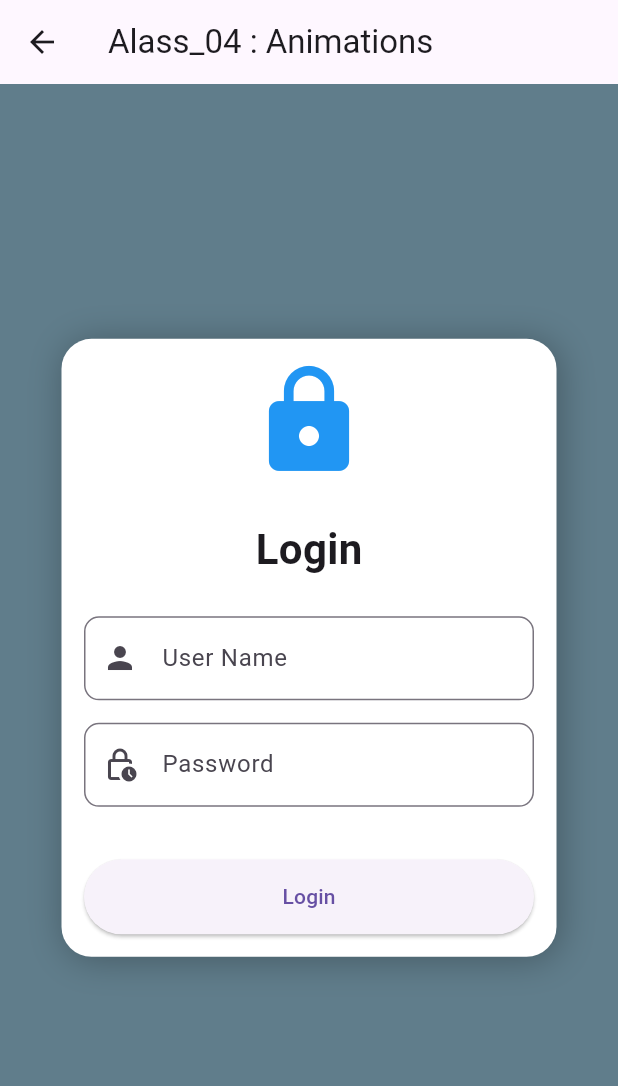
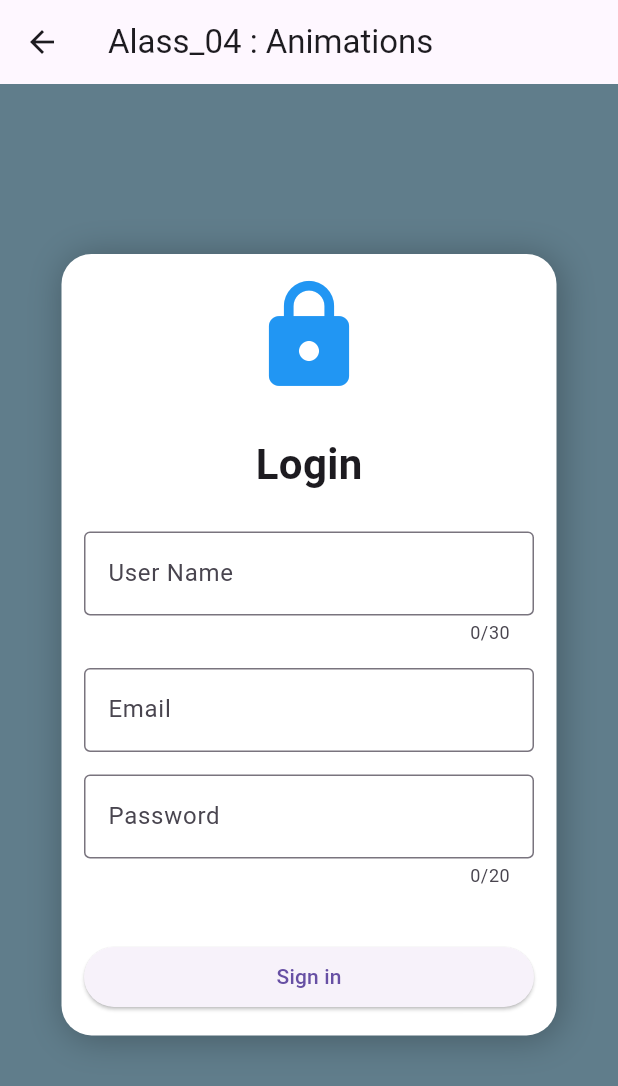
Before and after one commit to Yaman-V/learn-flutter, a Flutter app: the Class04 screen opened directly, on a phone screen of 412 x 824 dp. Shown: the top 1086 px of the screen. Run offline on Flutter 3.47's test engine with Material 3 defaults, Android fonts, the light colour scheme and no system bars; our stand-ins replace google_fonts.

Commit message:
feat(Class04): add form fields for user input and validation

```diff
--- a/Learning-Flutter/learning_flutter_app/lib/main.dart
+++ b/Learning-Flutter/learning_flutter_app/lib/main.dart
@@ -1,7 +1,11 @@
 import 'package:flutter/material.dart';
+import 'package:flutter/services.dart';
+
 import 'screens/home_screen.dart';
 
-void main() {
+void main() async {
+  WidgetsFlutterBinding.ensureInitialized();
+  await SystemChrome.setPreferredOrientations([DeviceOrientation.portraitUp]);
   runApp(const MyApp());
 }
 
--- a/Learning-Flutter/learning_flutter_app/lib/screens/topics/classes/class_04.dart
+++ b/Learning-Flutter/learning_flutter_app/lib/screens/topics/classes/class_04.dart
@@ -46,12 +46,109 @@ class _Class04State extends State<Class04> with SingleTickerProviderStateMixin {
     super.dispose();
   }
 
+  final _formKey = GlobalKey<FormState>();
+  String userName = '';
+  String userEmail = '';
+  String userPassword = '';
+
+  Widget buildUserNameField() {
+    return TextFormField(
+      decoration: InputDecoration(
+        border: OutlineInputBorder(),
+        labelText: 'User Name',
+      ),
+      maxLength: 30,
+      validator: (value) {
+        if (value!.isEmpty) {
+          return 'Enter user name';
+        }
+        if (value!.length <= 5) {
+          return 'User name so short (should be 4 char or more)';
+        }
+        return null;
+      },
+      onSaved: (newValue) => setState(() {
+        userName = newValue!;
+      }),
+    );
+  }
+
+  Widget buildUserEmailField() {
+    return TextFormField(
+      decoration: InputDecoration(
+        border: OutlineInputBorder(),
+        labelText: 'Email',
+      ),
+      validator: (value) {
+        final pattern = r'(^[a-zA-Z0-9_.+-]+@[a-zA-Z0-9-]+\.[a-zA-Z0-9-.]+$)';
+        final regExp = RegExp(pattern);
+        if (value!.isEmpty) {
+          return 'Enter an email';
+        } else if (!regExp.hasMatch(value)) {
+          return 'Enter a valid email';
+        } else {
+          return null;
+        }
+      },
+      onSaved: (newValue) => setState(() {
+        userEmail = newValue!;
+      }),
+    );
+  }
+
+  Widget buildUserPasswordField() {
+    return TextFormField(
+      decoration: InputDecoration(
+        border: OutlineInputBorder(),
+        labelText: 'Password',
+      ),
+      maxLength: 20,
+      obscureText: true,
+      validator: (value) {
+        if (value == null || value.isEmpty) return 'Enter a password';
+        // Minimum 8 chars, at least one uppercase, one lowercase, one number and one special char
+        final pattern =
+            r'^(?=.*[a-z])(?=.*[A-Z])(?=.*\d)(?=.*[^A-Za-z0-9]).{8,}$';
+        final regExp = RegExp(pattern);
+        if (!regExp.hasMatch(value)) {
+          return 'Password must be 8+ chars, include upper, lower, number & special char';
+        }
+        return null;
+      },
+      onSaved: (newValue) => setState(() {
+        userPassword = newValue!;
+      }),
+    );
+  }
+
+  Widget buildSubmitButton() => SizedBox(
+    // Contain the btn with SizeBox becuase we want to change the width and it does not have it.
+    width: double.infinity,
+
+    child: ElevatedButton(
+      child: Text('Sign in'),
+      onPressed: () {
+        final isSignInValid = _formKey.currentState!.validate();
+        if (isSignInValid) {
+          _formKey.currentState!.save();
+
+          ScaffoldMessenger.of(context).showSnackBar(
+            SnackBar(content: Text('All Doe'), duration: Duration(seconds: 20)),
+          );
+        }
+      },
+    ),
+  );
+
   @override
   Widget build(BuildContext context) {
     return Scaffold(
       backgroundColor: Colors.blueGrey,
       appBar: AppBar(title: const Text('Alass_04 : Animations')),
       body: Center(
+        child: Form(
+          key: _formKey,
+
           child: SlideTransition(
             position: animation,
             child: Container(
@@ -77,44 +174,28 @@ class _Class04State extends State<Class04> with SingleTickerProviderStateMixin {
                   children: [
                     Icon(Icons.lock, size: 80, color: Colors.blue),
                     SizedBox(height: 25),
+
                     Text(
                       'Login',
-                    style: TextStyle(fontSize: 28, fontWeight: FontWeight.bold),
+                      style: TextStyle(
+                        fontSize: 28,
+                        fontWeight: FontWeight.bold,
+                      ),
                     ),
                     SizedBox(height: 25),
-                  TextField(
-                    decoration: InputDecoration(
-                      labelText: 'User Name',
-                      prefixIcon: Icon(Icons.person),
-                      border: OutlineInputBorder(
-                        borderRadius: BorderRadius.circular(10),
-                      ),
-                    ),
-                  ),
+
+                    buildUserNameField(),
                     SizedBox(height: 15),
 
-                  TextField(
-                    obscureText: true,
-                    decoration: InputDecoration(
-                      labelText: 'Password',
-                      prefixIcon: Icon(Icons.lock_clock_outlined),
-                      border: OutlineInputBorder(
-                        borderRadius: BorderRadius.circular(10),
-                      ),
-                    ),
-                  ),
+                    buildUserEmailField(),
+                    SizedBox(height: 15),
+
+                    buildUserPasswordField(),
                     SizedBox(height: 35),
 
-                  SizedBox(
-                    // Contain the btn with SizeBox becuase we want to change the width and it does not have it.
-                    width: double.infinity,
-                    height: 50,
-                    child: ElevatedButton(
-                      onPressed: () {},
-                      child: Text('Login'),
+                    buildSubmitButton(),
+                  ],
                 ),
-                  ),
-                ],
               ),
             ),
           ),
```
Lines whose indentation alone changed are shown as unchanged.
